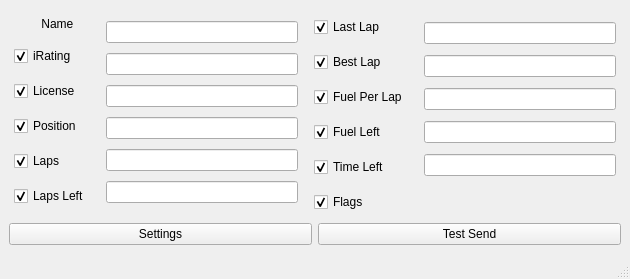
Fuzzwah/lametric-iracing, file ui/MainWindow.ui: the form before one commit.
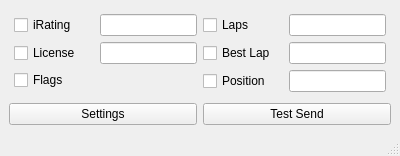
The form after the commit.

What changed in the file:
```diff
--- a/ui/MainWindow.ui
+++ b/ui/MainWindow.ui
@@ -6,316 +6,167 @@
    <rect>
     <x>0</x>
     <y>0</y>
-    <width>630</width>
-    <height>279</height>
+    <width>400</width>
+    <height>140</height>
    </rect>
   </property>
   <property name="windowTitle">
    <string>LaMetric iRacing Data Sender</string>
   </property>
   <widget class="QWidget" name="centralwidget">
-   <layout class="QGridLayout" name="gridLayout" columnstretch="0">
+   <layout class="QGridLayout" name="gridLayout" columnstretch="0,0">
     <item row="0" column="0">
-     <layout class="QHBoxLayout" name="leftBox">
+     <layout class="QVBoxLayout" name="verticalLayout">
       <item>
-       <layout class="QVBoxLayout" name="verticalLayout_2">
+       <layout class="QHBoxLayout" name="topBox">
+        <property name="leftMargin">
+         <number>5</number>
+        </property>
+        <property name="topMargin">
+         <number>5</number>
+        </property>
+        <property name="rightMargin">
+         <number>5</number>
+        </property>
+        <property name="bottomMargin">
+         <number>5</number>
+        </property>
         <item>
-         <layout class="QHBoxLayout" name="horizontalLayout_Main">
+         <layout class="QVBoxLayout" name="leftBox">
           <item>
-           <layout class="QVBoxLayout" name="verticalLayout_LeftCheckBoxes">
-            <property name="spacing">
-             <number>15</number>
-            </property>
-            <property name="leftMargin">
-             <number>5</number>
-            </property>
-            <property name="topMargin">
-             <number>5</number>
-            </property>
-            <property name="rightMargin">
-             <number>5</number>
-            </property>
-            <property name="bottomMargin">
-             <number>5</number>
-            </property>
-            <item>
-             <widget class="QLabel" name="labelName">
-              <property name="maximumSize">
-               <size>
-                <width>16777215</width>
-                <height>14</height>
-               </size>
-              </property>
-              <property name="text">
-               <string>Name     </string>
-              </property>
-              <property name="alignment">
-               <set>Qt::AlignRight|Qt::AlignTop|Qt::AlignTrailing</set>
-              </property>
-             </widget>
-            </item>
+           <layout class="QHBoxLayout" name="IRating">
             <item>
              <widget class="QCheckBox" name="checkBox_IRating">
+              <property name="minimumSize">
+               <size>
+                <width>80</width>
+                <height>0</height>
+               </size>
+              </property>
               <property name="text">
                <string>iRating</string>
               </property>
-              <property name="checked">
-               <bool>true</bool>
-              </property>
              </widget>
             </item>
+            <item>
+             <widget class="QLineEdit" name="lineEdit_IRating"/>
+            </item>
+           </layout>
+          </item>
+          <item>
+           <layout class="QHBoxLayout" name="License">
             <item>
              <widget class="QCheckBox" name="checkBox_License">
+              <property name="minimumSize">
+               <size>
+                <width>80</width>
+                <height>0</height>
+               </size>
+              </property>
               <property name="text">
                <string>License</string>
               </property>
-              <property name="checked">
-               <bool>true</bool>
-              </property>
              </widget>
             </item>
             <item>
-             <widget class="QCheckBox" name="checkBox_Position">
+             <widget class="QLineEdit" name="lineEdit_License"/>
+            </item>
+           </layout>
+          </item>
+          <item>
+           <layout class="QHBoxLayout" name="Flags">
+            <item>
+             <widget class="QCheckBox" name="checkBox_Flags">
               <property name="text">
-               <string>Position</string>
-              </property>
-              <property name="checked">
-               <bool>true</bool>
+               <string>Flags</string>
               </property>
              </widget>
             </item>
+           </layout>
+          </item>
+         </layout>
+        </item>
+        <item>
+         <layout class="QVBoxLayout" name="rightBox">
+          <item>
+           <layout class="QHBoxLayout" name="Laps">
             <item>
              <widget class="QCheckBox" name="checkBox_Laps">
+              <property name="minimumSize">
+               <size>
+                <width>80</width>
+                <height>0</height>
+               </size>
+              </property>
               <property name="text">
                <string>Laps</string>
               </property>
-              <property name="checked">
-               <bool>true</bool>
-              </property>
              </widget>
             </item>
             <item>
-             <widget class="QCheckBox" name="checkBox_LapsLeft">
-              <property name="text">
-               <string>Laps Left</string>
-              </property>
-              <property name="checked">
-               <bool>true</bool>
-              </property>
-             </widget>
+             <widget class="QLineEdit" name="lineEdit_Laps"/>
             </item>
            </layout>
           </item>
           <item>
-           <layout class="QVBoxLayout" name="verticalLayout_LeftFields">
-            <property name="leftMargin">
-             <number>5</number>
-            </property>
-            <property name="topMargin">
-             <number>5</number>
-            </property>
-            <property name="rightMargin">
-             <number>5</number>
-            </property>
-            <property name="bottomMargin">
-             <number>5</number>
-            </property>
-            <item>
-             <widget class="QLineEdit" name="lineEdit_Name">
-              <property name="readOnly">
-               <bool>true</bool>
-              </property>
-             </widget>
-            </item>
-            <item>
-             <widget class="QLineEdit" name="lineEdit_IRating">
-              <property name="readOnly">
-               <bool>true</bool>
-              </property>
-             </widget>
-            </item>
-            <item>
-             <widget class="QLineEdit" name="lineEdit_License">
-              <property name="readOnly">
-               <bool>true</bool>
-              </property>
-             </widget>
-            </item>
-            <item>
-             <widget class="QLineEdit" name="lineEdit_Position">
-              <property name="readOnly">
-               <bool>true</bool>
-              </property>
-             </widget>
-            </item>
-            <item>
-             <widget class="QLineEdit" name="lineEdit_Laps">
-              <property name="readOnly">
-               <bool>true</bool>
-              </property>
-             </widget>
-            </item>
-            <item>
-             <widget class="QLineEdit" name="lineEdit_LapsLeft">
-              <property name="readOnly">
-               <bool>true</bool>
-              </property>
-             </widget>
-            </item>
-           </layout>
-          </item>
-          <item>
-           <layout class="QVBoxLayout" name="verticalLayout_RightCheckBoxes">
-            <property name="spacing">
-             <number>15</number>
-            </property>
-            <property name="leftMargin">
-             <number>5</number>
-            </property>
-            <property name="topMargin">
-             <number>5</number>
-            </property>
-            <property name="rightMargin">
-             <number>5</number>
-            </property>
-            <property name="bottomMargin">
-             <number>5</number>
-            </property>
-            <item>
-             <widget class="QCheckBox" name="checkBox_LastLap">
-              <property name="text">
-               <string>Last Lap</string>
-              </property>
-              <property name="checked">
-               <bool>true</bool>
-              </property>
-             </widget>
-            </item>
+           <layout class="QHBoxLayout" name="BestLap">
             <item>
              <widget class="QCheckBox" name="checkBox_BestLap">
+              <property name="minimumSize">
+               <size>
+                <width>80</width>
+                <height>0</height>
+               </size>
+              </property>
               <property name="text">
                <string>Best Lap</string>
               </property>
-              <property name="checked">
-               <bool>true</bool>
-              </property>
              </widget>
             </item>
             <item>
-             <widget class="QCheckBox" name="checkBox_FuelPerLap">
-              <property name="text">
-               <string>Fuel Per Lap</string>
-              </property>
-              <property name="checked">
-               <bool>true</bool>
-              </property>
-             </widget>
+             <widget class="QLineEdit" name="lineEdit_BestLap"/>
             </item>
-            <item>
-             <widget class="QCheckBox" name="checkBox_FuelLeft">
-              <property name="text">
-               <string>Fuel Left</string>
-              </property>
-              <property name="checked">
-               <bool>true</bool>
-              </property>
-             </widget>
-            </item>
-            <item>
-             <widget class="QCheckBox" name="checkBox_TimeLeft">
-              <property name="text">
-               <string>Time Left</string>
-              </property>
-              <property name="checked">
-               <bool>true</bool>
-              </property>
-             </widget>
-            </item>
-            <item>
-             <widget class="QCheckBox" name="checkBox_Flags">
-              <property name="text">
-               <string>Flags</string>
-              </property>
-              <property name="checked">
-               <bool>true</bool>
-              </property>
-             </widget>
-            </item>
            </layout>
           </item>
           <item>
-           <layout class="QVBoxLayout" name="verticalLayout_RightFields">
-            <property name="leftMargin">
-             <number>5</number>
-            </property>
-            <property name="topMargin">
-             <number>5</number>
-            </property>
-            <property name="rightMargin">
-             <number>5</number>
-            </property>
-            <property name="bottomMargin">
-             <number>31</number>
-            </property>
+           <layout class="QHBoxLayout" name="Position">
             <item>
-             <widget class="QLineEdit" name="lineEdit_LastLap">
-              <property name="readOnly">
-               <bool>true</bool>
+             <widget class="QCheckBox" name="checkBox_Position">
+              <property name="minimumSize">
+               <size>
+                <width>80</width>
+                <height>0</height>
+               </size>
               </property>
-             </widget>
-            </item>
-            <item>
-             <widget class="QLineEdit" name="lineEdit_BestLap">
-              <property name="readOnly">
-               <bool>true</bool>
+              <property name="text">
+               <string>Position</string>
               </property>
              </widget>
             </item>
             <item>
-             <widget class="QLineEdit" name="lineEdit_FuelPerLap">
-              <property name="readOnly">
-               <bool>true</bool>
-              </property>
-             </widget>
+             <widget class="QLineEdit" name="lineEdit_Position"/>
             </item>
-            <item>
-             <widget class="QLineEdit" name="lineEdit_FuelLeft">
-              <property name="readOnly">
-               <bool>true</bool>
-              </property>
-             </widget>
-            </item>
-            <item>
-             <widget class="QLineEdit" name="lineEdit_TimeLeft">
-              <property name="readOnly">
-               <bool>true</bool>
-              </property>
-             </widget>
-            </item>
            </layout>
           </item>
          </layout>
         </item>
+       </layout>
+      </item>
+      <item>
+       <layout class="QHBoxLayout" name="bottomBox">
         <item>
-         <layout class="QHBoxLayout" name="horizontalLayout_Buttons" stretch="0,0">
-          <property name="sizeConstraint">
-           <enum>QLayout::SetMaximumSize</enum>
+         <widget class="QPushButton" name="settingsButton">
+          <property name="text">
+           <string>Settings</string>
           </property>
-          <item>
-           <widget class="QPushButton" name="settingsButton">
-            <property name="text">
-             <string>Settings</string>
-            </property>
-           </widget>
-          </item>
-          <item>
-           <widget class="QPushButton" name="testButton">
-            <property name="text">
-             <string>Test Send</string>
-            </property>
-           </widget>
-          </item>
-         </layout>
+         </widget>
+        </item>
+        <item>
+         <widget class="QPushButton" name="testButton">
+          <property name="text">
+           <string>Test Send</string>
+          </property>
+         </widget>
         </item>
        </layout>
       </item>
```
